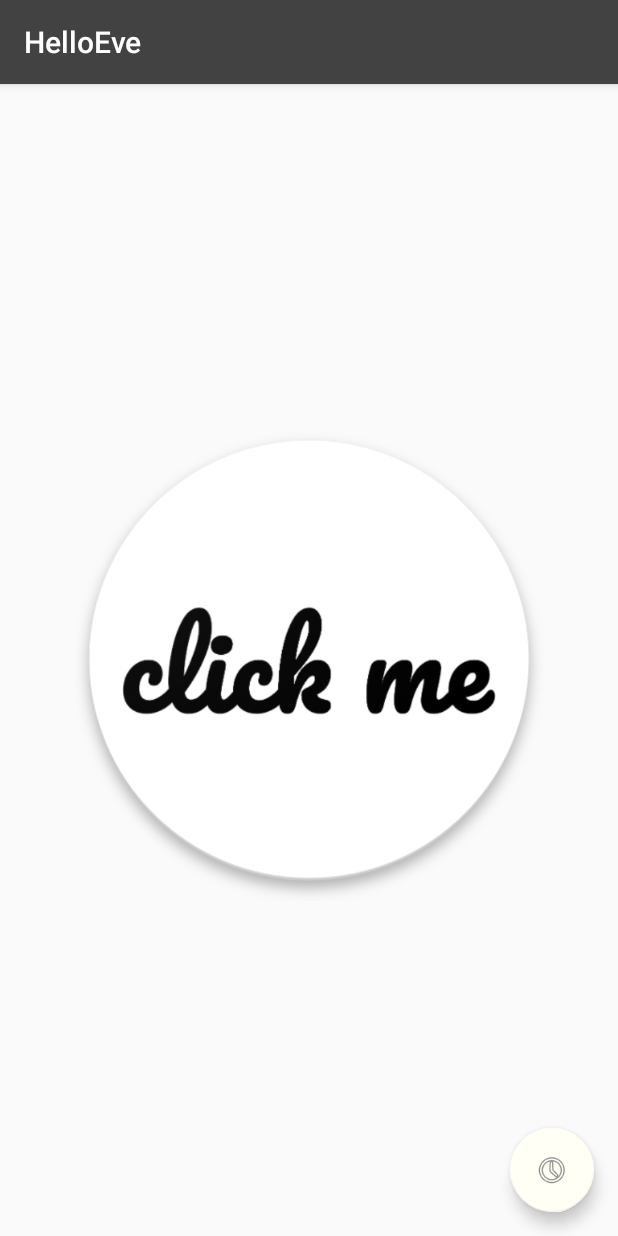
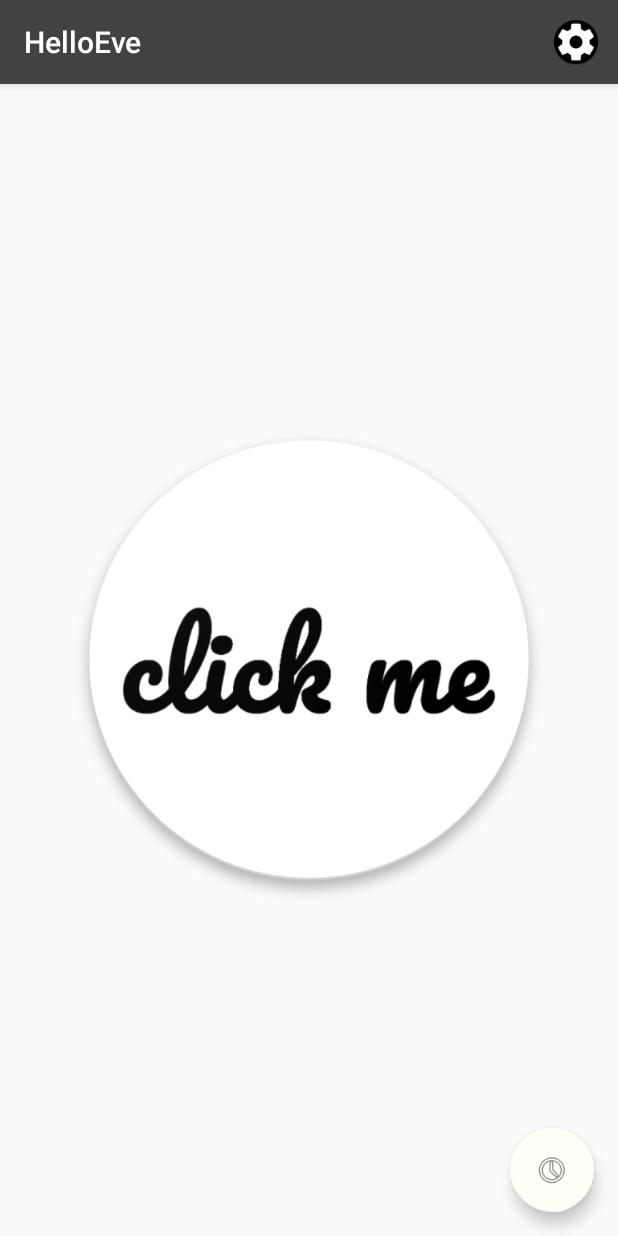
Before and after one commit to gebs/HelloEve, an Android app: the MainActivity screen opened directly, with no data from a screen before it, on a phone screen of 412 x 824 dp. Run offline under Robolectric (Android 15) with nearby library versions, the phone set to English and light mode, and no system bars.

Commit message:
added settings button to menubar

```diff
--- a/app/src/main/java/com/mobpro/hslu/itengebs/helloeve/MainActivity.java
+++ b/app/src/main/java/com/mobpro/hslu/itengebs/helloeve/MainActivity.java
@@ -6,6 +6,8 @@ import android.support.v7.app.ActionBar;
 import android.support.v7.app.AppCompatActivity;
 import android.os.Bundle;
 import android.support.v7.widget.Toolbar;
+import android.view.Menu;
+import android.view.MenuInflater;
 import android.view.View;
 import android.widget.Toast;
 
@@ -38,12 +40,19 @@ public class MainActivity extends AppCompatActivity {
                 }
             }
         });
-
-
     }
 
     public void onHistoryFabClick(View view) {
         Intent intent = new Intent(this,HistoryActivity.class);
         startActivity(intent);
     }
+
+    @Override
+    public boolean onCreateOptionsMenu(Menu menu) {
+        super.onCreateOptionsMenu(menu);
+
+        MenuInflater inflater = getMenuInflater();
+        inflater.inflate(R.menu.settings, menu);
+        return true;
+    }
 }
--- /dev/null
+++ b/app/src/main/res/menu/settings.xml
@@ -0,0 +1,11 @@
+<?xml version="1.0" encoding="utf-8"?>
+<menu xmlns:android="http://schemas.android.com/apk/res/android"
+    xmlns:app="http://schemas.android.com/apk/res-auto">
+
+    <item
+        android:id="@+id/action_settings"
+        android:orderInCategory="100"
+        app:showAsAction="always"
+        android:icon="@mipmap/ic_settings"
+        android:title="Settings"/>
+</menu>
```
Also changed, not shown: app/src/main/res/menu/drawer.xml (deleted, +0 -36 lines), app/src/main/ic_settings-web.png, app/src/main/res/mipmap-hdpi/ic_settings.png, app/src/main/res/mipmap-mdpi/ic_settings.png, app/src/main/res/mipmap-xhdpi/ic_settings.png, app/src/main/res/mipmap-xxhdpi/ic_settings.png, app/src/main/res/mipmap-xxxhdpi/ic_settings.png.
